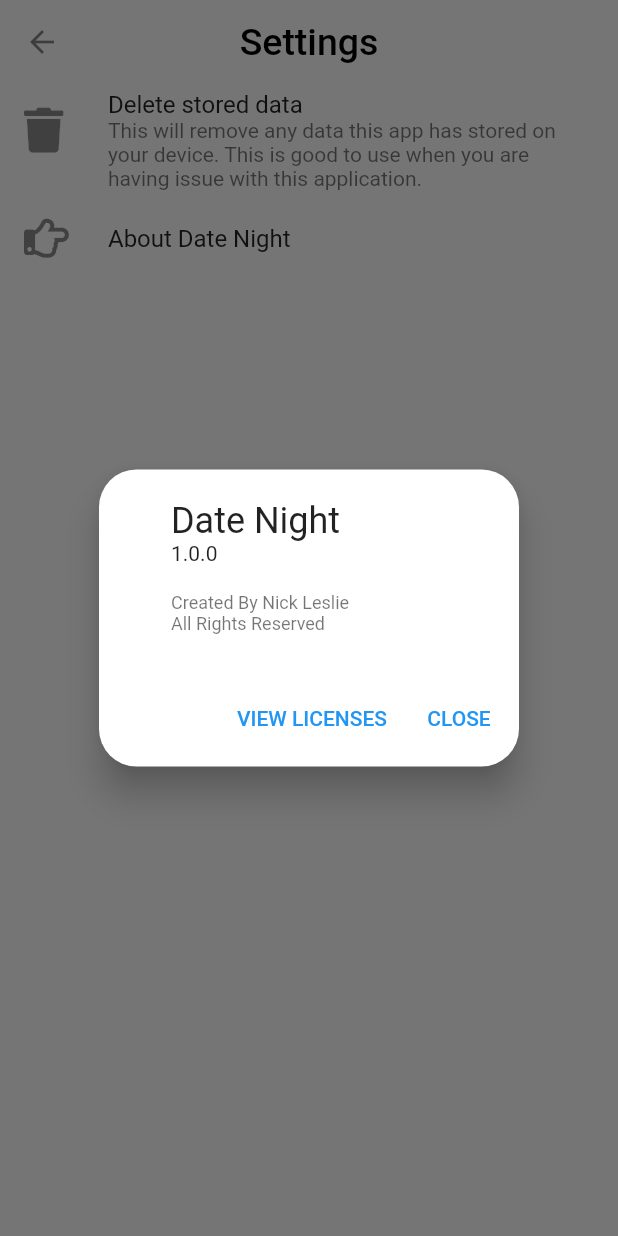
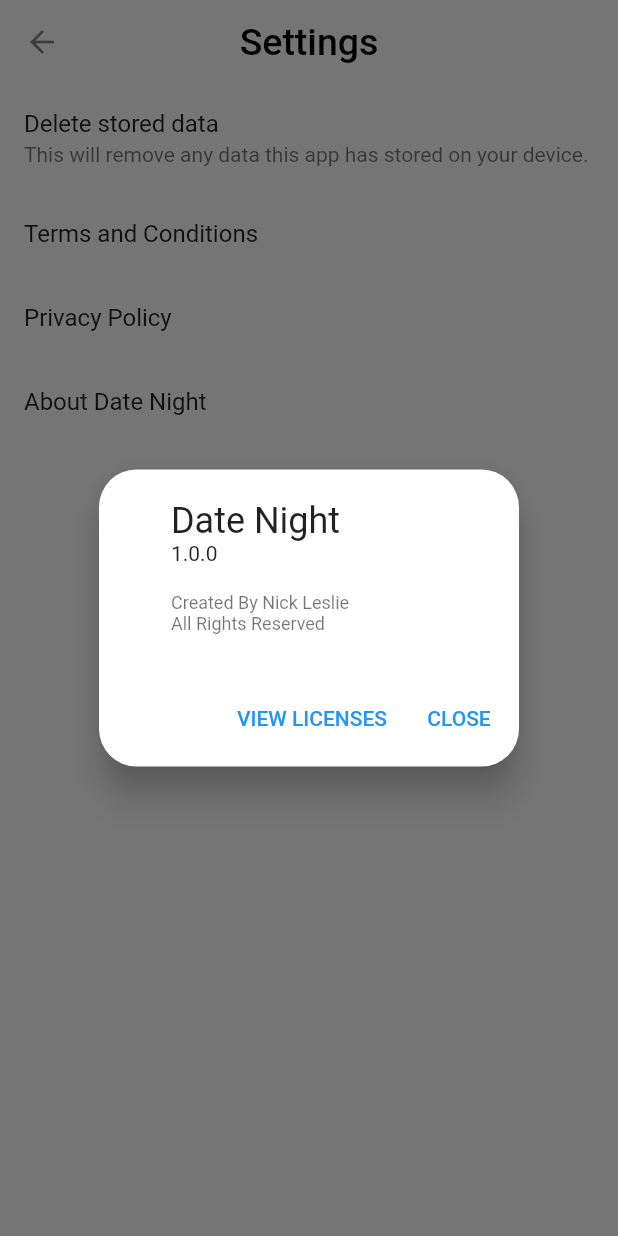
Before and after one commit to ncpleslie/date_night, a Flutter app: the SettingsView screen opened by its route, after a tap on an icon or button, on a phone screen of 412 x 824 dp. Run offline on Flutter 3.47's test engine with Material 2 defaults, Android fonts, the phone set to English and light mode, and no system bars; our stand-ins replace auto_route, auto_size_text, cloud_firestore, confetti, firebase_auth, firebase_core and 16 more; missing offline and left inert: flutter_emoji, scroll_app_bar; accounts and stored records are empty; network calls fail; project files that could hold a hidden picture were left out.

Commit message:
Added terms and conditions. Added privacy policy Added previous to settings page

```diff
--- a/Client/app/lib/config/globals.dart
+++ b/Client/app/lib/config/globals.dart
@@ -1,3 +1,4 @@
-const String baseURi = 'https://date-night-ios.firebaseio.com/';
-const String uploadURi = baseURi + 'dateideas.json';
-const String fetchURi = baseURi + 'dateideas.json';
+class Globals {
+  static const String TERMS_AND_CONDITIONS = 'assets/documents/terms_and_conditions.md';
+  static const String PRIVACY_POLICY = 'assets/documents/privacy_policy.md';
+}
--- a/Client/app/lib/enums/dialog_type.dart
+++ b/Client/app/lib/enums/dialog_type.dart
@@ -1,5 +1,6 @@
 enum DialogType {
   Basic,
   Form,
-  FormWithText
+  FormWithText,
+  LongText
 }
--- a/Client/app/lib/ui/views/dates_around/dates_around_view.dart
+++ b/Client/app/lib/ui/views/dates_around/dates_around_view.dart
@@ -8,7 +8,6 @@ import 'package:flutter/cupertino.dart';
 import 'package:flutter/material.dart';
 import 'package:flutter_emoji/flutter_emoji.dart';
 import 'package:pull_to_refresh/pull_to_refresh.dart';
-import 'package:scroll_app_bar/scroll_app_bar.dart';
 import 'package:stacked/stacked.dart';
 
 import 'dates_around_viewmodel.dart';
--- a/Client/app/lib/ui/views/settings/settings_view.dart
+++ b/Client/app/lib/ui/views/settings/settings_view.dart
@@ -12,11 +12,9 @@ class SettingsView extends StatelessWidget {
   Widget build(BuildContext context) {
     return ViewModelBuilder<SettingsViewModel>.reactive(
       viewModelBuilder: () => SettingsViewModel(),
-      builder: (BuildContext context, SettingsViewModel model, Widget child) =>
-          Scaffold(
+      builder: (BuildContext context, SettingsViewModel vm, Widget child) => Scaffold(
         appBar: CustomAppBar(name: 'Settings').build(context),
-        body:
-               ListView(
+        body: ListView(
           children: [
             // Disable because there is no theme switching yet
 
@@ -31,22 +29,26 @@ class SettingsView extends StatelessWidget {
             // ),
 
             ListTile(
-                    leading: FaIcon(FontAwesomeIcons.trash),
               title: Text('Delete stored data'),
-                    subtitle: Text(
-                        'This will remove any data this app has stored on your device. This is good to use when you are having issue with this application.'),
-                    onTap: () => model.deleteDeviceData(),
+              subtitle: Text('This will remove any data this app has stored on your device.'),
+              onTap: vm.deleteDeviceData,
             ),
-                  if (model.about != null)
+            ListTile(
+              title: Text('Terms and Conditions'),
+              onTap: vm.showTermsAndConditions,
+            ),
+            ListTile(
+              title: Text('Privacy Policy'),
+              onTap: vm.showPrivacyPolicy,
+            ),
+            if (vm.about != null)
               AboutListTile(
-                      icon: FaIcon(FontAwesomeIcons.handPointRight),
-                      applicationName: model.about.appName,
-                      applicationVersion: model.about.version,
-                      applicationLegalese: model.about.appLegalese,
+                applicationName: vm.about.appName,
+                applicationVersion: vm.about.version,
+                applicationLegalese: vm.about.appLegalese,
               ),
           ],
         ),
-
       ),
     );
   }
--- a/Client/app/pubspec.yaml
+++ b/Client/app/pubspec.yaml
@@ -61,6 +61,7 @@ dependencies:
   firebase_auth: ^1.0.2
   stacked_hooks: ^0.2.0
   simple_animations: ^3.0.3
+  flutter_markdown: ^0.6.1
 
 dev_dependencies:
   flutter_test:
@@ -84,6 +85,8 @@ flutter:
   assets:
     - assets/images/background.svg
     - assets/images/background_dark.svg
+    - assets/documents/privacy_policy.md
+    - assets/documents/terms_and_conditions.md
 
   # An image asset can refer to one or more resolution-specific "variants", see
   # https://flutter.dev/assets-and-images/#resolution-aware.
```
Also changed, not shown: Client/app/lib/ui/views/settings/settings_viewmodel.dart (+29 -6 lines), Client/app/lib/ui/widgets/dumb_widgets/custom_extended_dialog.dart (+16 -0 lines), Client/app/lib/ui/widgets/dumb_widgets/page_background.dart (+14 -20 lines), Client/app/pubspec.lock, 2 other files. Lines whose indentation alone changed are shown as unchanged.
